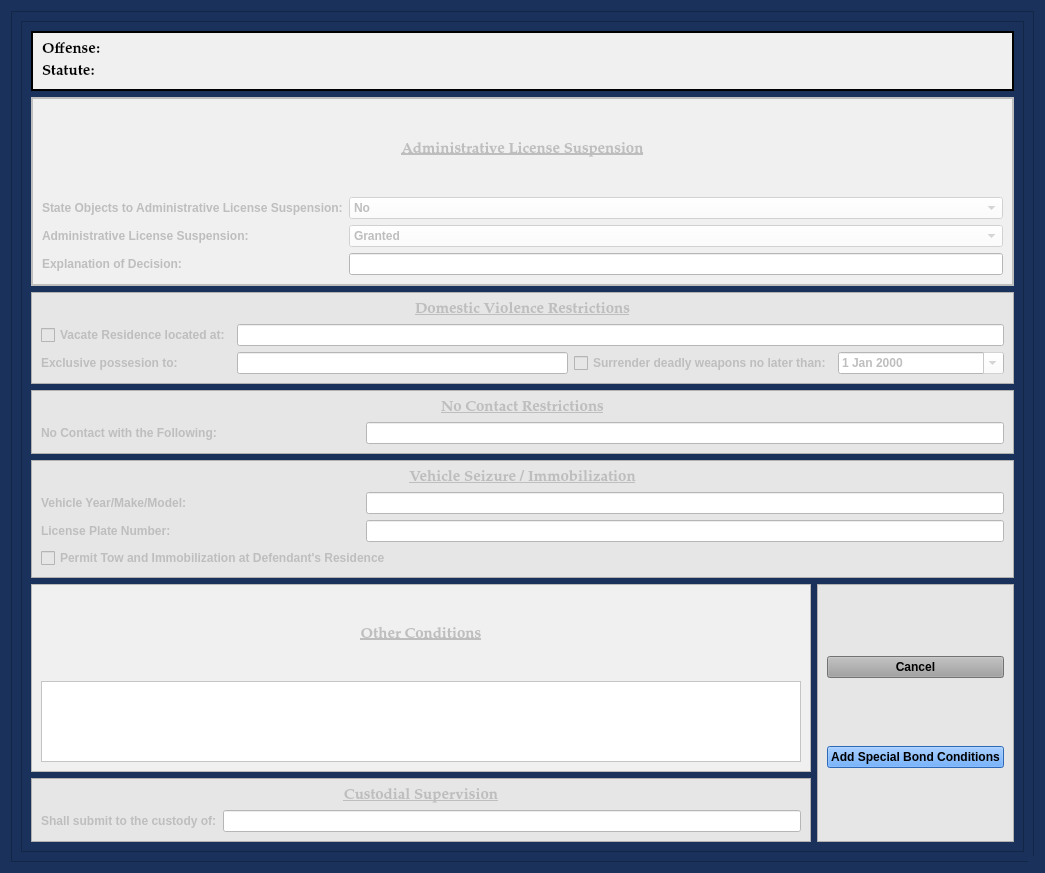
Above: views/ui/AddSpecialBondConditionsDialog.ui from HunterProgram22/MuniEntry before the change. Below: the same form after it.
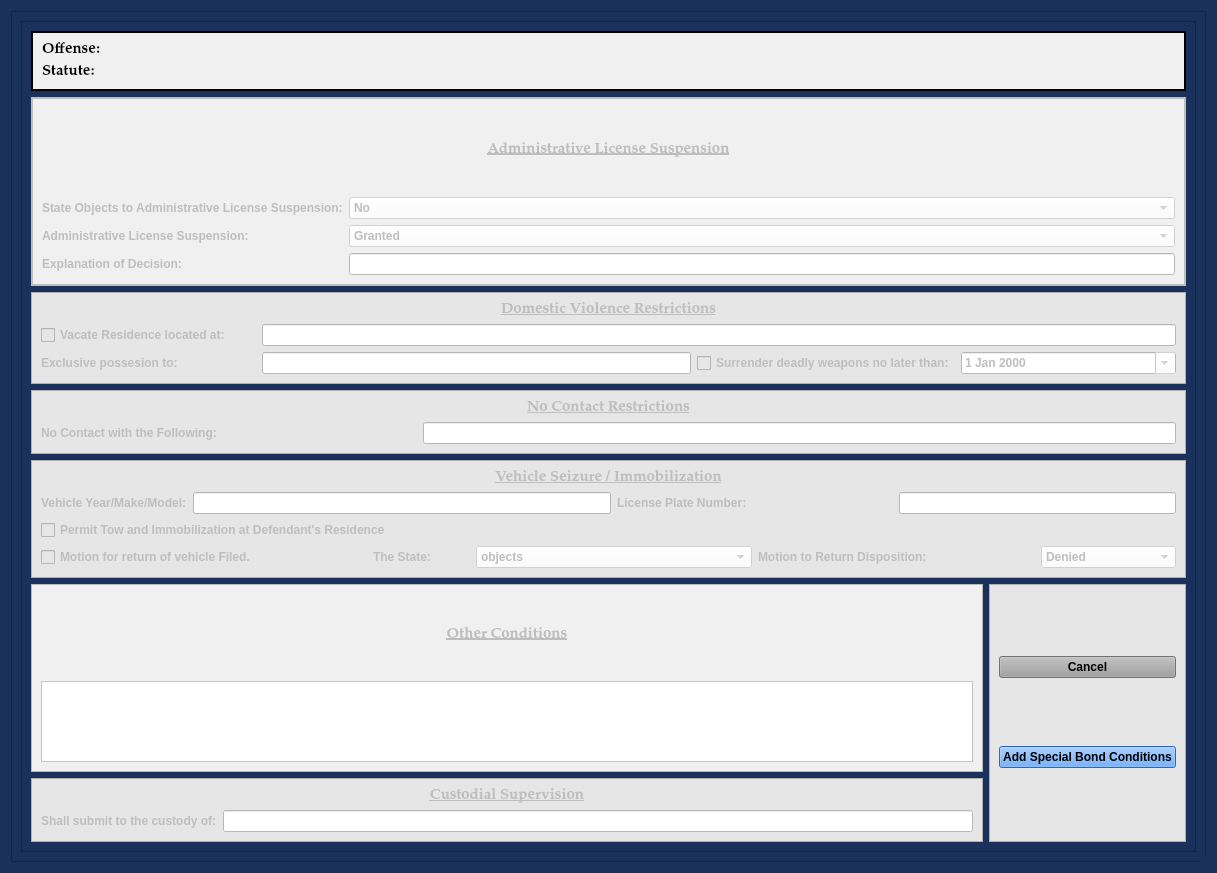
That is the form after the change.

Commit message: Completed add Vehicle Tow - working.

```diff
--- a/views/ui/AddSpecialBondConditionsDialog.ui
+++ b/views/ui/AddSpecialBondConditionsDialog.ui
@@ -12,7 +12,7 @@
    <rect>
     <x>0</x>
     <y>0</y>
-    <width>1045</width>
+    <width>1217</width>
     <height>873</height>
    </rect>
   </property>
@@ -171,8 +171,8 @@
           <rect>
            <x>0</x>
            <y>0</y>
-           <width>984</width>
-           <height>850</height>
+           <width>1156</width>
+           <height>852</height>
           </rect>
          </property>
          <layout class="QGridLayout" name="gridLayout_11">
@@ -515,7 +515,7 @@
             <property name="frameShadow">
              <enum>QFrame::Raised</enum>
             </property>
-            <layout class="QGridLayout" name="gridLayout_8" columnstretch="1,2">
+            <layout class="QGridLayout" name="gridLayout_8">
              <item row="1" column="0">
               <widget class="QLabel" name="label_4">
                <property name="text">
@@ -523,60 +523,118 @@
                </property>
               </widget>
              </item>
-             <item row="2" column="0">
+             <item row="1" column="1" colspan="3">
+              <widget class="QLineEdit" name="vehicle_make_model_box">
+               <property name="styleSheet">
+                <string notr="true">background-color: rgb(255, 255, 255);</string>
+               </property>
+              </widget>
+             </item>
+             <item row="1" column="4" colspan="2">
               <widget class="QLabel" name="label_3">
                <property name="text">
                 <string>License Plate Number:</string>
                </property>
               </widget>
              </item>
-             <item row="1" column="1">
-              <widget class="QLineEdit" name="vehicle_make_model_box">
-               <property name="styleSheet">
-                <string notr="true">background-color: rgb(255, 255, 255);</string>
-               </property>
-              </widget>
-             </item>
-             <item row="0" column="0" colspan="2">
-              <widget class="QLabel" name="label_27">
-               <property name="sizePolicy">
-                <sizepolicy hsizetype="Preferred" vsizetype="Minimum">
-                 <horstretch>0</horstretch>
-                 <verstretch>0</verstretch>
-                </sizepolicy>
-               </property>
-               <property name="font">
-                <font>
-                 <family>Palatino Linotype</family>
-                 <pointsize>11</pointsize>
-                 <weight>75</weight>
-                 <italic>false</italic>
-                 <bold>true</bold>
-                 <underline>true</underline>
-                </font>
-               </property>
-               <property name="text">
-                <string>Vehicle Seizure / Immobilization</string>
-               </property>
-               <property name="alignment">
-                <set>Qt::AlignCenter</set>
-               </property>
-              </widget>
-             </item>
-             <item row="2" column="1">
+             <item row="1" column="6" colspan="2">
               <widget class="QLineEdit" name="vehicle_license_plate_box">
                <property name="styleSheet">
                 <string notr="true">background-color: rgb(255, 255, 255);</string>
                </property>
               </widget>
              </item>
-             <item row="3" column="0" colspan="2">
+             <item row="2" column="0" colspan="4">
               <widget class="QCheckBox" name="tow_to_residence_checkBox">
                <property name="text">
                 <string>Permit Tow and Immobilization at Defendant's Residence</string>
                </property>
               </widget>
              </item>
+             <item row="3" column="0" colspan="2">
+              <widget class="QCheckBox" name="motion_to_return_vehicle_checkBox">
+               <property name="text">
+                <string>Motion for return of vehicle Filed.</string>
+               </property>
+              </widget>
+             </item>
+             <item row="3" column="2">
+              <widget class="QLabel" name="label_8">
+               <property name="text">
+                <string>The State:</string>
+               </property>
+               <property name="alignment">
+                <set>Qt::AlignCenter</set>
+               </property>
+              </widget>
+             </item>
+             <item row="3" column="3" colspan="2">
+              <widget class="QComboBox" name="state_opposes_box">
+               <property name="styleSheet">
+                <string notr="true">background-color: rgb(255, 255, 255);</string>
+               </property>
+               <item>
+                <property name="text">
+                 <string>objects</string>
+                </property>
+               </item>
+               <item>
+                <property name="text">
+                 <string>does not object</string>
+                </property>
+               </item>
+              </widget>
+             </item>
+             <item row="3" column="5" colspan="2">
+              <widget class="QLabel" name="label_7">
+               <property name="text">
+                <string>Motion to Return Disposition:</string>
+               </property>
+              </widget>
+             </item>
+             <item row="3" column="7">
+              <widget class="QComboBox" name="disposition_motion_to_return_box">
+               <property name="styleSheet">
+                <string notr="true">background-color: rgb(255, 255, 255);</string>
+               </property>
+               <item>
+                <property name="text">
+                 <string>Denied</string>
+                </property>
+               </item>
+               <item>
+                <property name="text">
+                 <string>Granted</string>
+                </property>
+               </item>
+              </widget>
+             </item>
+             <item row="0" column="0" colspan="8">
+              <widget class="QLabel" name="label_27">
+               <property name="sizePolicy">
+                <sizepolicy hsizetype="Preferred" vsizetype="Minimum">
+                 <horstretch>0</horstretch>
+                 <verstretch>0</verstretch>
+                </sizepolicy>
+               </property>
+               <property name="font">
+                <font>
+                 <family>Palatino Linotype</family>
+                 <pointsize>11</pointsize>
+                 <weight>75</weight>
+                 <italic>false</italic>
+                 <bold>true</bold>
+                 <underline>true</underline>
+                </font>
+               </property>
+               <property name="text">
+                <string>Vehicle Seizure / Immobilization</string>
+               </property>
+               <property name="alignment">
+                <set>Qt::AlignCenter</set>
+               </property>
+              </widget>
+             </item>
             </layout>
            </widget>
           </item>
```
Left out of the diff: 2 changed lines with no effect on the pictures. The commit also changes 6 other files.
